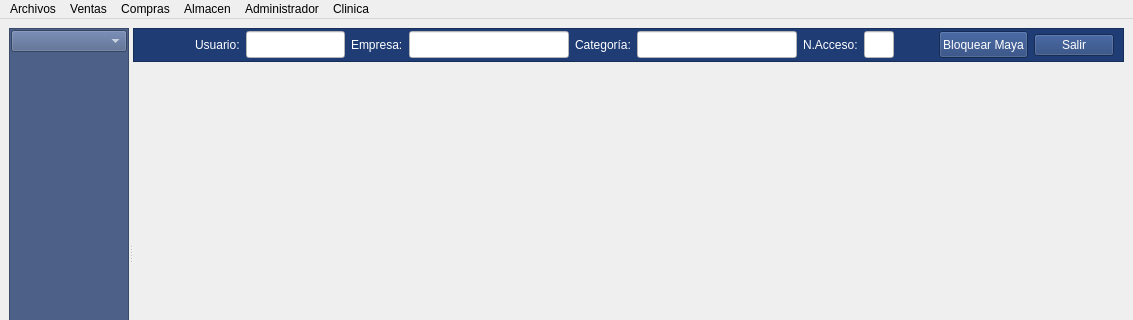
Before: the Qt Designer form mainwindow.ui in arcnexus/RedFoX, drawn with Qt 5; both pictures show x 0 to 1133 and y 0 to 320 of the 1133 by 487 pixel window.
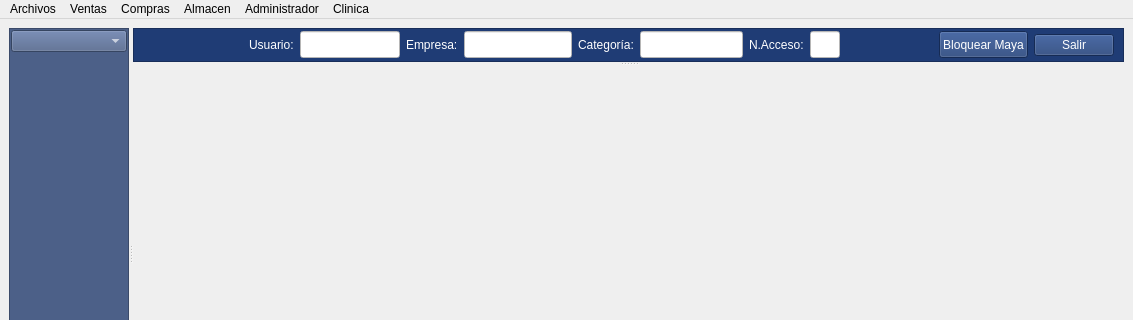
After: the same form once the commit is applied. The open tabs and pages were chosen to show the change. Icons and pictures are not drawn.

What changed in the file:
```diff
--- a/mainwindow.ui
+++ b/mainwindow.ui
@@ -45,8 +45,8 @@
    <set>QMainWindow::AllowTabbedDocks|QMainWindow::ForceTabbedDocks</set>
   </property>
   <widget class="QWidget" name="centralwidget">
-   <layout class="QGridLayout" name="gridLayout">
-    <item row="0" column="0">
+   <layout class="QVBoxLayout" name="verticalLayout_3">
+    <item>
      <widget class="QSplitter" name="splitter">
       <property name="orientation">
        <enum>Qt::Horizontal</enum>
@@ -122,10 +122,26 @@
       </widget>
       <widget class="QWidget" name="widget" native="true">
        <layout class="QVBoxLayout" name="verticalLayout_2">
-        <property name="margin">
+        <property name="spacing">
+         <number>3</number>
+        </property>
+        <property name="leftMargin">
+         <number>0</number>
+        </property>
+        <property name="topMargin">
+         <number>0</number>
+        </property>
+        <property name="rightMargin">
+         <number>0</number>
+        </property>
+        <property name="bottomMargin">
          <number>0</number>
         </property>
         <item>
+         <widget class="QSplitter" name="splitter_2">
+          <property name="orientation">
+           <enum>Qt::Vertical</enum>
+          </property>
          <widget class="QFrame" name="frameusuario">
           <property name="minimumSize">
            <size>
@@ -662,7 +678,7 @@
              </property>
              <property name="minimumSize">
               <size>
-               <width>160</width>
+                <width>0</width>
                <height>27</height>
               </size>
              </property>
@@ -697,7 +713,7 @@
              </property>
              <property name="minimumSize">
               <size>
-               <width>160</width>
+                <width>0</width>
                <height>27</height>
               </size>
              </property>
@@ -810,8 +826,6 @@
            </item>
           </layout>
          </widget>
-        </item>
-        <item>
          <widget class="QStackedWidget" name="stackedWidget">
           <property name="sizePolicy">
            <sizepolicy hsizetype="Expanding" vsizetype="Preferred">
@@ -822,6 +836,7 @@
           <widget class="QWidget" name="page"/>
           <widget class="QWidget" name="page_2"/>
          </widget>
+         </widget>
         </item>
        </layout>
       </widget>
```
Left out of the diff: 16 changed lines with no effect on the pictures. Lines whose indentation alone changed are shown as unchanged.
